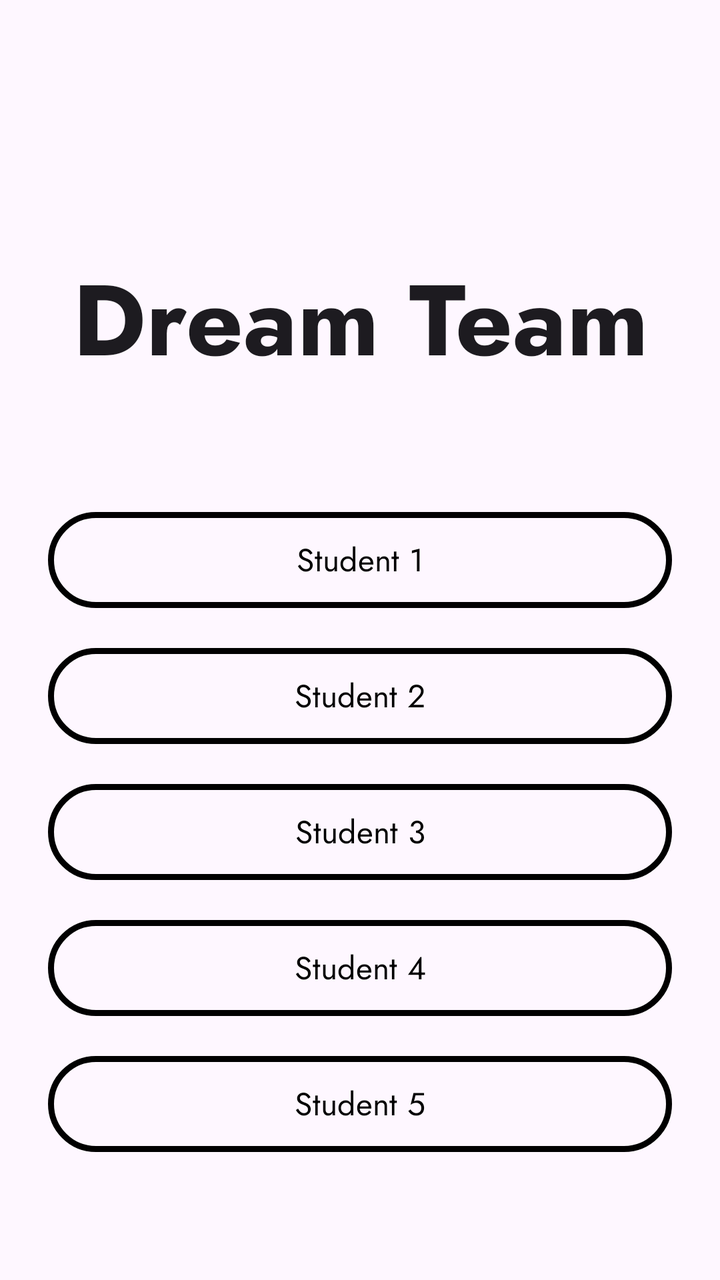
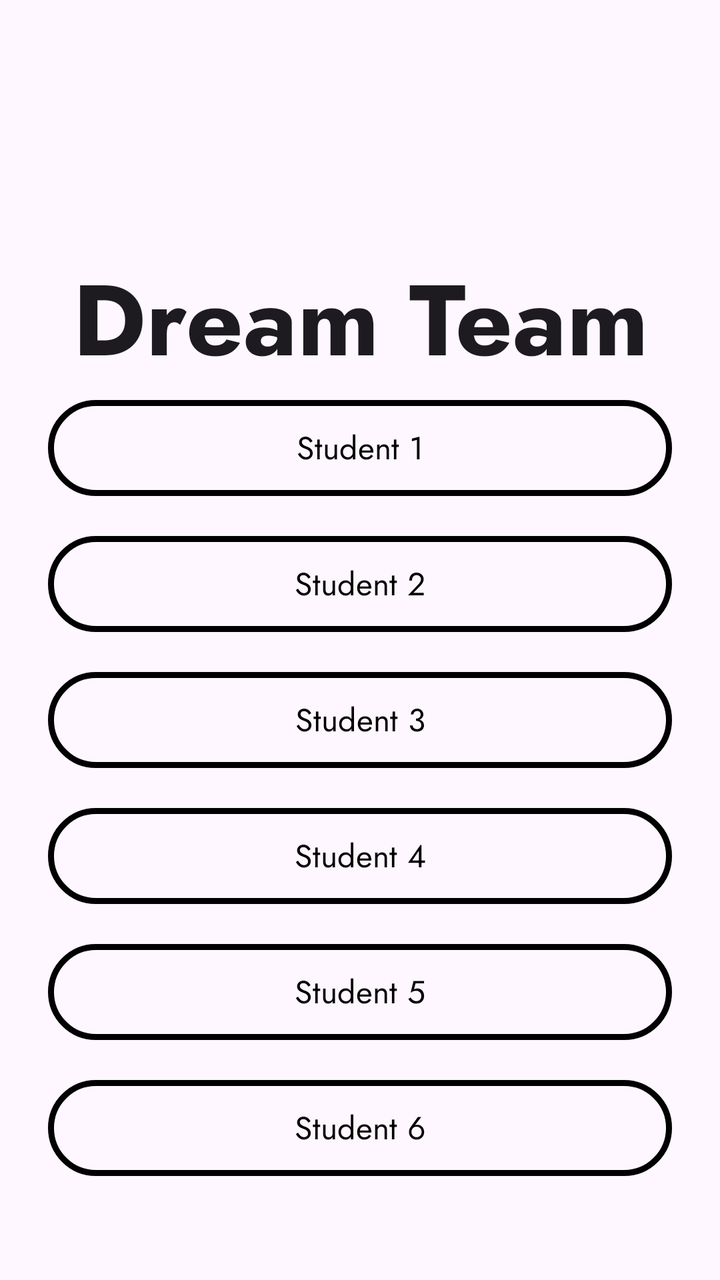

Compare the two renders of this Android layout. The source of the first and the diff that turns it into the second are given below.
<!-- AndroidManifest.xml: activity theme Theme.DreamTeam -->
<!-- res/layout/activity_main.xml -->
<?xml version="1.0" encoding="utf-8"?>
<androidx.constraintlayout.widget.ConstraintLayout
    xmlns:android="http://schemas.android.com/apk/res/android"
    xmlns:app="http://schemas.android.com/apk/res-auto"
    android:layout_width="match_parent"
    android:layout_height="match_parent"
    android:background="?attr/colorSurface"
    android:padding="24dp">

    
    <TextView
        android:id="@+id/tvTitle"
        android:layout_width="0dp"
        android:layout_height="wrap_content"
        android:fontFamily="@font/jostbold"
        android:gravity="center"
        android:paddingTop="100dp"
        android:text="Dream Team"
        android:textColor="?attr/colorOnSurface"
        android:textSize="50sp"
        android:textStyle="bold"
        app:layout_constraintEnd_toEndOf="parent"
        app:layout_constraintStart_toStartOf="parent"
        app:layout_constraintTop_toTopOf="parent" />

    
    <LinearLayout
        android:id="@+id/buttonGroup"
        android:layout_width="0dp"
        android:layout_height="wrap_content"
        android:orientation="vertical"
        android:gravity="center"
        android:paddingBottom="24dp"
        app:layout_constraintBottom_toBottomOf="parent"
        app:layout_constraintStart_toStartOf="parent"
        app:layout_constraintEnd_toEndOf="parent">

        
        <com.google.android.material.button.MaterialButton
            android:id="@+id/btnStudent1"
            android:layout_width="match_parent"
            android:layout_height="56dp"
            android:layout_marginBottom="12dp"
            android:fontFamily="@font/jostregular"
            android:text="Student 1"
            android:textColor="@android:color/black"
            android:textSize="16sp"
            app:backgroundTint="@android:color/transparent"
            app:cornerRadius="50dp"
            app:rippleColor="@android:color/black"
            app:strokeColor="@android:color/black"
            app:strokeWidth="3dp" />

        
        <com.google.android.material.button.MaterialButton
            android:id="@+id/btnStudent2"
            android:layout_width="match_parent"
            android:layout_height="56dp"
            android:layout_marginBottom="12dp"
            android:fontFamily="@font/jostregular"
            android:text="Student 2"
            android:textColor="@android:color/black"
            android:textSize="16sp"
            app:backgroundTint="@android:color/transparent"
            app:cornerRadius="50dp"
            app:rippleColor="@android:color/black"
            app:strokeColor="@android:color/black"
            app:strokeWidth="3dp" />

        
        <com.google.android.material.button.MaterialButton
            android:id="@+id/btnStudent3"
            android:layout_width="match_parent"
            android:layout_height="56dp"
            android:layout_marginBottom="12dp"
            android:fontFamily="@font/jostregular"
            android:text="Student 3"
            android:textColor="@android:color/black"
            android:textSize="16sp"
            app:backgroundTint="@android:color/transparent"
            app:cornerRadius="50dp"
            app:rippleColor="@android:color/black"
            app:strokeColor="@android:color/black"
            app:strokeWidth="3dp" />

        
        <com.google.android.material.button.MaterialButton
            android:id="@+id/btnStudent4"
            android:layout_width="match_parent"
            android:layout_height="56dp"
            android:layout_marginBottom="12dp"
            android:fontFamily="@font/jostregular"
            android:text="Student 4"
            android:textColor="@android:color/black"
            android:textSize="16sp"
            app:backgroundTint="@android:color/transparent"
            app:cornerRadius="50dp"
            app:rippleColor="@android:color/black"
            app:strokeColor="@android:color/black"
            app:strokeWidth="3dp" />

        
        <com.google.android.material.button.MaterialButton
            android:id="@+id/btnStudent5"
            android:layout_width="match_parent"
            android:layout_height="56dp"
            android:layout_marginBottom="12dp"
            android:fontFamily="@font/jostregular"
            android:text="Student 5"
            android:textColor="@android:color/black"
            android:textSize="16sp"
            app:backgroundTint="@android:color/transparent"
            app:cornerRadius="50dp"
            app:rippleColor="@android:color/black"
            app:strokeColor="@android:color/black"
            app:strokeWidth="3dp" />

        

    </LinearLayout>

</androidx.constraintlayout.widget.ConstraintLayout>
<!-- resources referenced by this layout -->
<resources>
  <style name="Theme.DreamTeam" parent="Theme.Material3.DayNight.NoActionBar">
          <item name="android:windowBackground">?attr/colorSurface</item>
  
          <item name="android:statusBarColor">@android:color/black</item>
  
      </style>
</resources>

<!-- the commit's change to res/layout/activity_main.xml (unified diff, before → after) -->
@@ -116,6 +116,19 @@
             app:strokeWidth="3dp" />
 
         
+        <com.google.android.material.button.MaterialButton
+            android:id="@+id/btnStudent6"
+            android:layout_width="match_parent"
+            android:layout_height="56dp"
+            android:fontFamily="@font/jostregular"
+            android:text="Student 6"
+            android:textColor="@android:color/black"
+            android:textSize="16sp"
+            app:backgroundTint="@android:color/transparent"
+            app:cornerRadius="50dp"
+            app:rippleColor="@android:color/black"
+            app:strokeColor="@android:color/black"
+            app:strokeWidth="3dp" />
 
     </LinearLayout>
 
